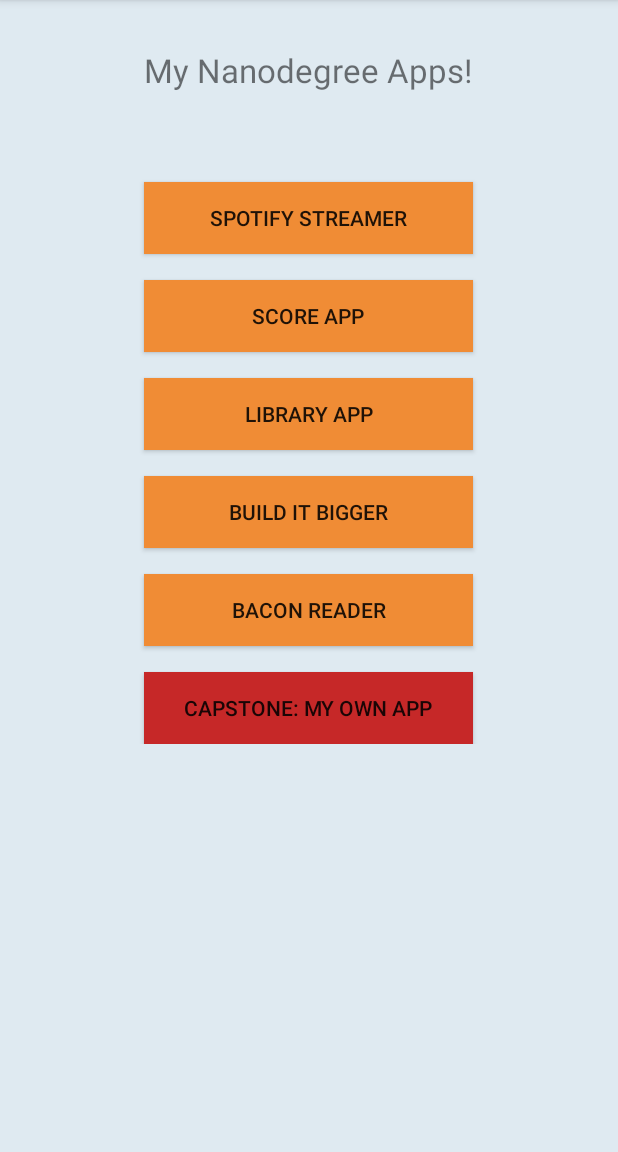
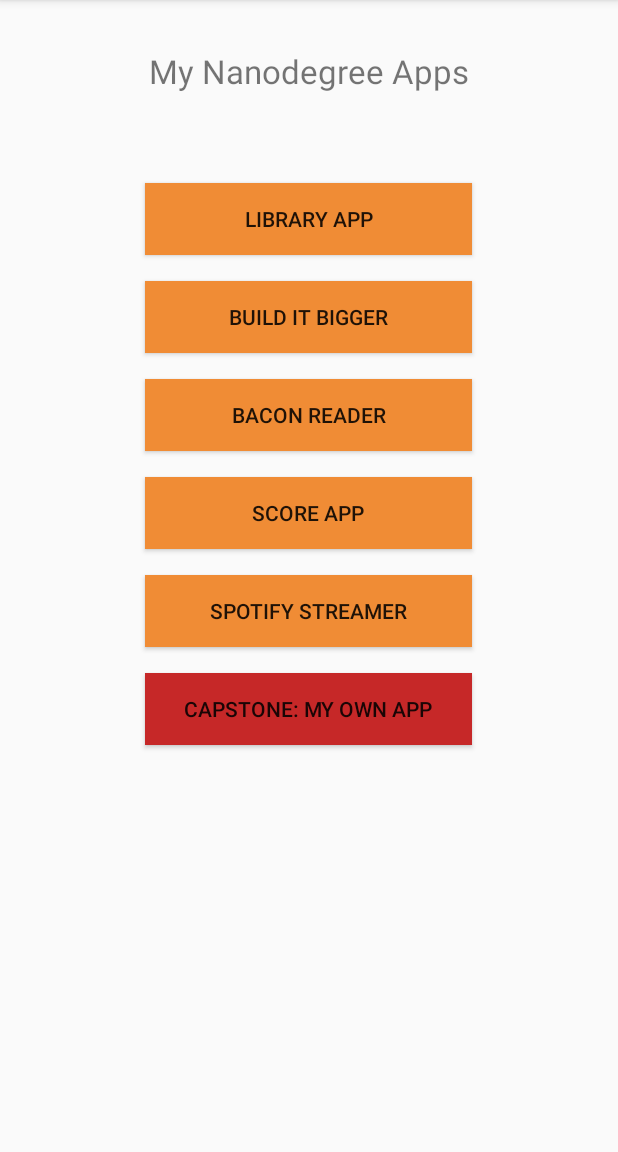
Before and after one commit to joaopfsilva/Nanodegree_PortfolioApp, an Android app: the screen it shows after launch (MainActivity), on a phone screen of 412 x 824 dp, the part 84-1236 px from its top. Run offline under Robolectric (Android 15) with nearby library versions, the phone set to English and light mode, and no system bars.

Commit message:
Changed RelativeLayout by LinearLayout

```diff
--- a/app/src/main/res/layout/content_main.xml
+++ b/app/src/main/res/layout/content_main.xml
@@ -1,117 +1,79 @@
 <?xml version="1.0" encoding="utf-8"?>
-<RelativeLayout xmlns:android="http://schemas.android.com/apk/res/android"
-    xmlns:app="http://schemas.android.com/apk/res-auto"
-    xmlns:tools="http://schemas.android.com/tools"
-    android:layout_width="match_parent"
-    android:layout_height="match_parent"
-    android:paddingBottom="@dimen/activity_vertical_margin"
-    android:paddingLeft="@dimen/activity_horizontal_margin"
-    android:paddingRight="@dimen/activity_horizontal_margin"
-    android:paddingTop="@dimen/activity_vertical_margin"
-    android:background="#ffdfeaf1"
-    app:layout_behavior="@string/appbar_scrolling_view_behavior"
-    tools:context="com.example.joaopfsilva.portfolioapp.MainActivity">
 
 <ScrollView
+    xmlns:android="http://schemas.android.com/apk/res/android"
     android:layout_width="fill_parent"
-        android:layout_height="fill_parent">
-        <RelativeLayout
-            android:id="@+id/container"
-            android:layout_width="match_parent"
-            android:layout_height="match_parent"
-            android:paddingBottom="@dimen/activity_vertical_margin"
-            android:paddingLeft="@dimen/activity_horizontal_margin"
-            android:paddingRight="@dimen/activity_horizontal_margin"
-            android:paddingTop="@dimen/activity_vertical_margin"
-            android:background="#ffdfeaf1"
-            app:layout_behavior="@string/appbar_scrolling_view_behavior">
+    android:layout_height="fill_parent"
+    android:fillViewport="true">
+
+    <LinearLayout xmlns:android="http://schemas.android.com/apk/res/android"
+        android:layout_width="fill_parent"
+        android:layout_height="fill_parent"
+        android:orientation="vertical">
+
         <TextView
+            android:id="@+id/textView"
             android:layout_width="wrap_content"
             android:layout_height="wrap_content"
-        android:text="My Nanodegree Apps!"
-        android:layout_centerHorizontal="true"
-        android:textSize="10pt"
-        android:id="@+id/textView" />
-
+            android:layout_gravity="center_horizontal"
+            android:layout_marginTop="40pt"
+            android:text="@string/My_Nanodegree_Apps"
+            android:textSize="10pt" />
 
 
         <Button
-        android:layout_width="wrap_content"
+            android:id="@+id/buttonLibrary"
+            android:layout_width="218dp"
             android:layout_height="wrap_content"
-        android:text="SPOTIFY STREAMER"
-        android:id="@+id/buttonSpotify"
+            android:layout_gravity="center_horizontal"
             android:layout_marginTop="60dp"
-        android:layout_below="@+id/textView"
-        android:layout_alignLeft="@+id/textView"
-        android:layout_alignStart="@+id/textView"
             android:background="#F08C35"
-        android:layout_alignRight="@+id/textView"
-        android:layout_alignEnd="@+id/textView" />
+            android:text="@string/LIBRARY_APP" />
 
         <Button
-        android:layout_width="wrap_content"
+            android:id="@+id/buttonBigger"
+            android:layout_width="218dp"
             android:layout_height="wrap_content"
-        android:text="SCORE APP"
-        android:id="@+id/buttonScore"
-        android:layout_below="@+id/buttonSpotify"
+            android:layout_gravity="center_horizontal"
             android:layout_marginTop="17dp"
-        android:layout_alignLeft="@+id/buttonSpotify"
-        android:layout_alignStart="@+id/buttonSpotify"
             android:background="#F08C35"
-        android:layout_alignRight="@+id/buttonSpotify"
-        android:layout_alignEnd="@+id/buttonSpotify" />
+            android:text="@string/BUILD_IT_BIGGER" />
 
         <Button
-        android:layout_width="wrap_content"
+            android:id="@+id/buttonBacon"
+            android:layout_width="218dp"
             android:layout_height="wrap_content"
-        android:text="LIBRARY APP"
-        android:id="@+id/buttonLibrary"
-        android:layout_below="@+id/buttonScore"
+            android:layout_gravity="center_horizontal"
             android:layout_marginTop="17dp"
-        android:layout_alignLeft="@+id/buttonScore"
-        android:layout_alignStart="@+id/buttonScore"
             android:background="#F08C35"
-        android:layout_alignRight="@+id/buttonScore"
-        android:layout_alignEnd="@+id/buttonScore" />
+            android:text="@string/BACON_READER" />
 
         <Button
-        android:layout_width="wrap_content"
+            android:id="@+id/buttonScore"
+            android:layout_width="218dp"
             android:layout_height="wrap_content"
-        android:text="BUILD IT BIGGER"
-        android:id="@+id/buttonBigger"
+            android:layout_gravity="center_horizontal"
             android:layout_marginTop="17dp"
-        android:layout_below="@+id/buttonLibrary"
-        android:layout_alignLeft="@+id/buttonLibrary"
-        android:layout_alignStart="@+id/buttonLibrary"
             android:background="#F08C35"
-        android:layout_alignRight="@+id/buttonLibrary"
-        android:layout_alignEnd="@+id/buttonLibrary" />
+            android:text="@string/SCORE_APP" />
 
         <Button
-        android:layout_width="wrap_content"
+            android:id="@+id/buttonSpotify"
+            android:layout_width="218dp"
             android:layout_height="wrap_content"
-        android:text="BACON READER"
-        android:id="@+id/buttonBacon"
+            android:layout_gravity="center_horizontal"
             android:layout_marginTop="17dp"
-        android:layout_below="@+id/buttonBigger"
-        android:layout_alignLeft="@+id/buttonBigger"
-        android:layout_alignStart="@+id/buttonBigger"
             android:background="#F08C35"
-        android:layout_alignRight="@+id/buttonBigger"
-        android:layout_alignEnd="@+id/buttonBigger" />
+            android:text="@string/SPOTIFY_STREAMER" />
 
         <Button
-        android:layout_width="wrap_content"
+            android:id="@+id/buttonCapstone"
+            android:layout_width="218dp"
             android:layout_height="wrap_content"
-        android:text="CAPSTONE: MY OWN APP"
-        android:id="@+id/buttonCapstone"
+            android:layout_gravity="center_horizontal"
             android:layout_marginTop="17dp"
-        android:layout_below="@+id/buttonBacon"
-        android:layout_alignLeft="@+id/textView"
-        android:layout_alignStart="@+id/textView"
             android:background="#C62828"
-        android:layout_alignRight="@+id/buttonBacon"
-        android:layout_alignEnd="@+id/buttonBacon" />
-        </RelativeLayout>
+            android:text="@string/CAPSTONEMYOWNAPP" />
+
+    </LinearLayout>
 </ScrollView>
-</RelativeLayout>
--- a/app/src/main/res/values/strings.xml
+++ b/app/src/main/res/values/strings.xml
@@ -1,4 +1,12 @@
 <resources>
     <string name="app_name">PortfolioApp</string>
     <string name="action_settings">Settings</string>
+    <string name="LIBRARY_APP">LIBRARY APP</string>
+    <string name="BUILD_IT_BIGGER">BUILD IT BIGGER</string>
+    <string name="BACON_READER">BACON READER</string>
+    <string name="SCORE_APP">SCORE APP</string>
+    <string name="SPOTIFY_STREAMER">SPOTIFY STREAMER</string>
+    <string name="CAPSTONEMYOWNAPP">CAPSTONE: MY OWN APP</string>
+    <string name="My_Nanodegree_Apps">My Nanodegree Apps</string>
+
 </resources>
```
Lines whose indentation alone changed are shown as unchanged.
